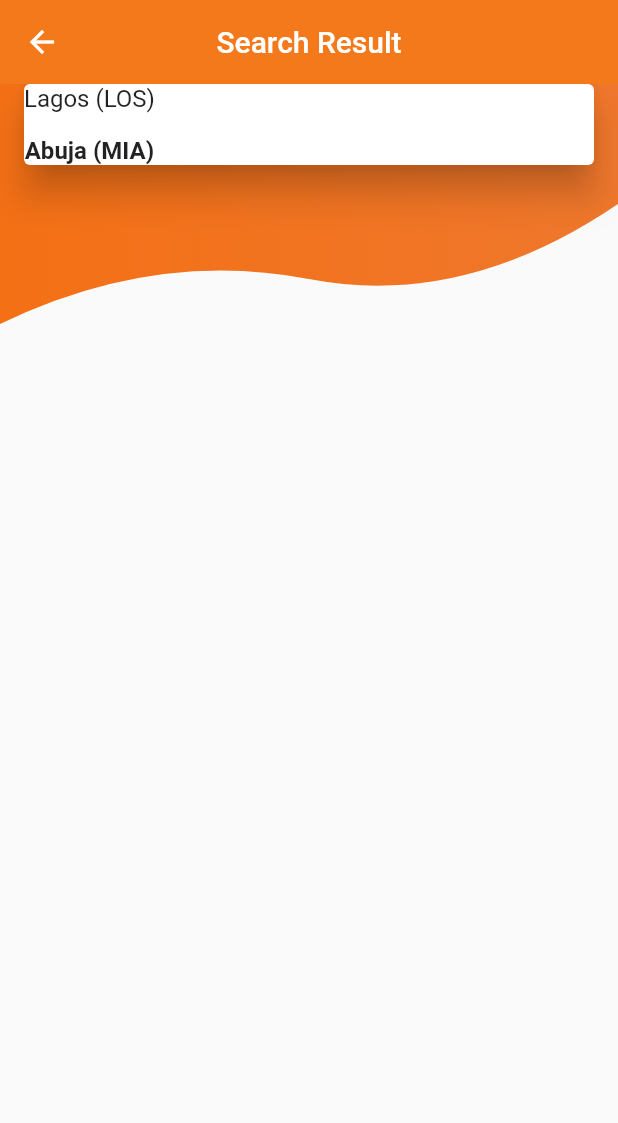
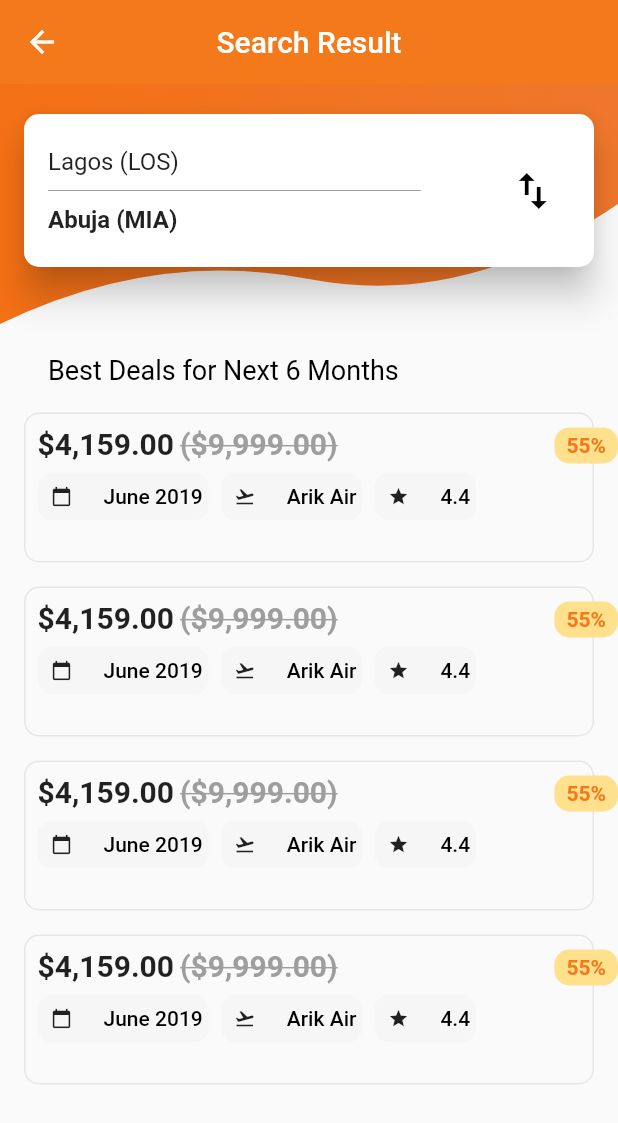
Before and after one commit to tayormi/flight-ticket-UI, a Flutter app: the FlightListingScreen screen opened directly, on a phone screen of 412 x 824 dp. Shown: the top 1123 px of the screen. Run offline on Flutter 3.47's test engine with Material 2 defaults, Android fonts, the phone set to English and light mode, and no system bars.

Commit message:
Added List of Flight Cards

```diff
--- a/lib/flight_list.dart
+++ b/lib/flight_list.dart
@@ -19,10 +19,122 @@ class FlightListingScreen extends StatelessWidget {
           Navigator.pop(context);
         },),
       ),
-      body: Column(
+      body: SingleChildScrollView(
+        scrollDirection: Axis.vertical,
+              child: Column(
           children: <Widget>[
-          FlightListTopPart()
+            FlightListTopPart(),
+            SizedBox(height: 20.0,),
+            FlightListingBottomPart(),
           ],
+        ),
+      ),
+    );
+  }
+}
+class FlightListingBottomPart extends StatelessWidget {
+  @override
+  Widget build(BuildContext context) {
+    return Padding(
+      padding: EdgeInsets.only(left: 16.0),
+      child: Column(
+        crossAxisAlignment: CrossAxisAlignment.start,
+        children: <Widget>[
+          Padding(
+            padding: const EdgeInsets.symmetric(horizontal: 16.0),
+            child: Text(
+              "Best Deals for Next 6 Months",
+              style: dropDownMenuItemStyle
+            ),
+          ),
+          SizedBox(height: 10.0,),
+          ListView(
+            shrinkWrap: true,
+            physics: ClampingScrollPhysics(),
+            scrollDirection: Axis.vertical,
+          children: <Widget>[
+            FlightCard(),
+          FlightCard(),
+          FlightCard(),
+          FlightCard()
+          ],
+          )
+
+        ],
+      ),
+    );
+  }
+}
+class FlightCard extends StatelessWidget {
+  @override
+  Widget build(BuildContext context) {
+    return Padding(
+      padding: const EdgeInsets.symmetric(vertical: 8.0),
+      child: Stack(
+            children: <Widget>[
+            Container(
+              margin: const EdgeInsets.only(right: 16.0),
+              height: 100.0,
+              decoration: BoxDecoration(
+                borderRadius: BorderRadius.all(Radius.circular(10.0),),
+                border: Border.all(color: flightBorderColor)),
+              child: Padding(
+                padding: const EdgeInsets.all(8.0),
+                child: Column(
+                  crossAxisAlignment: CrossAxisAlignment.start,
+                  children: <Widget>[
+                    Row(
+                      children: <Widget>[
+                        Text("${formatCurrency.format(4159)}",
+                        style: TextStyle(fontWeight: FontWeight.bold, fontSize: 20.0, ),),
+                        SizedBox(width: 4.0,),
+                        Text("(${formatCurrency.format(9999)})", style: TextStyle(fontWeight: FontWeight.bold, fontSize: 20.0, decoration: TextDecoration.lineThrough, color: Colors.grey),),
+                      ],
+                    ),
+                    Wrap(
+                      spacing: 8.0,
+                      runSpacing: -8.0,
+                      children: <Widget>[
+                        FlightDetailChip(Icons.calendar_today, 'June 2019'),
+                        FlightDetailChip(Icons.flight_takeoff, 'Arik Air'),
+                        FlightDetailChip(Icons.star, '4.4'),
+                      ],
+                    )
+                  ],
+                ),
+              ),
+        ),
+        Positioned(
+          top: 10.0,
+          right: 0.0,
+                child: Container(
+                  padding: EdgeInsets.symmetric(horizontal: 8.0, vertical: 4.0),
+                  child: Text('55%',
+                  style: TextStyle(color: appTheme.primaryColor, fontSize: 14.0, fontWeight: FontWeight.bold),),
+                  decoration: BoxDecoration(color: discountBackgroundColor,
+                  borderRadius: BorderRadius.all(Radius.circular(10.0))),
+          ),
+        )
+            ],
+      ),
+    );
+  }
+}
+class FlightDetailChip extends StatelessWidget {
+
+final IconData iconData;
+final String label;
+  FlightDetailChip(this.iconData, this.label);
+  @override
+  Widget build(BuildContext context) {
+    return RawChip(
+      padding: EdgeInsets.all(-4.0),
+      label: Text(label),
+      labelStyle: TextStyle(color: Colors.black, fontSize: 14.0),
+      backgroundColor: chipBackgroundColor,
+      avatar: Icon(iconData, size: 14.0,),
+      shape: RoundedRectangleBorder(
+        borderRadius: BorderRadius.all(Radius.circular(10.0))
       ),
     );
   }
@@ -43,25 +155,43 @@ class FlightListTopPart extends StatelessWidget {
             height: 160.0,
           ),
         ),
+        Column(
+          children: <Widget>[
+            SizedBox(height: 20.0,),
             Card(
+              shape: RoundedRectangleBorder(borderRadius: BorderRadius.all(Radius.circular(10.0))),
               margin: EdgeInsets.symmetric(horizontal: 16.0),
               elevation: 10.0,
               child: Container(
-            child: Row(children: <Widget>[
-              Column(
+                padding: EdgeInsets.symmetric(horizontal: 16.0, vertical: 22.0),
+                child: Row(
+                  mainAxisSize: MainAxisSize.max,
+                  children: <Widget>[
+                  Expanded(
+                    flex: 5,
+                      child: Column(
+                      mainAxisAlignment: MainAxisAlignment.center,
+                      crossAxisAlignment: CrossAxisAlignment.start,
                       children: <Widget>[
                         Text('Lagos (LOS)', style: TextStyle(
                           fontSize: 16.0
                         ),),
-                  Divider(color: Colors.grey,),
+                        Divider(color: Colors.grey, height: 20.0,),
                         Text('Abuja (MIA)', style: TextStyle(
                           fontSize: 16.0,
                           fontWeight: FontWeight.bold
                         ),)
                       ],
-              )
+                    ),
+                  ),
+                  Spacer(),
+                  Expanded(
+                    flex: 1,
+                    child: Icon(Icons.import_export, color: Colors.black, size: 32.0,))
                 ],),
               ),
+            ),
+          ],
         )
       ],
     );
```
Lines whose indentation alone changed are shown as unchanged.
